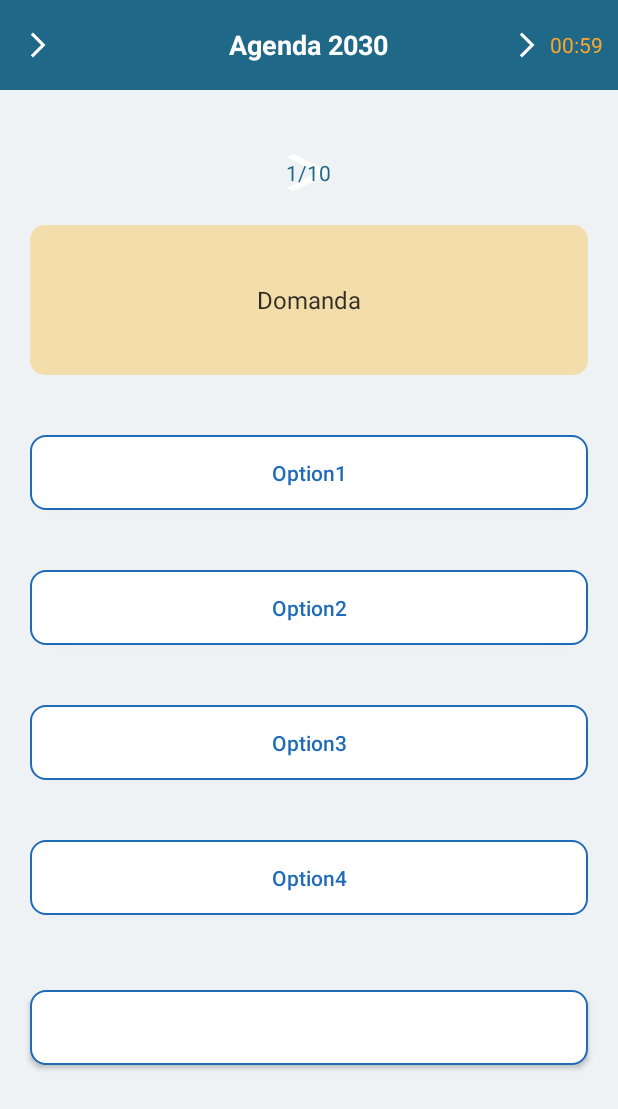
After one commit to DiasparraGiuseppe/SustainableDevelopmentGoals, an Android app: the layout activity_quiz.xml on its own in the app's theme, with its tools: preview values and no code run, on a phone screen of 412 x 824 dp. The commit adds this screen. Shown: the top 1109 px of the screen. Run offline under Robolectric (Android 15) with nearby library versions, the phone set to English and light mode, and no system bars.

Commit message:
inizio quiz

```diff
--- a/app/src/main/AndroidManifest.xml
+++ b/app/src/main/AndroidManifest.xml
@@ -19,7 +19,11 @@
             android:exported="true">
         </activity>
         <activity
-            android:name=".Home"
+            android:name=".GoalsActivity"
+            android:exported="true">
+        </activity>
+        <activity
+            android:name=".QuizActivity"
             android:exported="true">
         </activity>
         <activity
--- a/app/src/main/java/com/example/sustainabledevelopmentgoals/MainActivity.java
+++ b/app/src/main/java/com/example/sustainabledevelopmentgoals/MainActivity.java
@@ -32,7 +32,7 @@ public class MainActivity extends AppCompatActivity {
         goals.setOnClickListener(new View.OnClickListener() {
             @Override
             public void onClick(View view) {
-                Intent i = new Intent(MainActivity.this, Home.class);
+                Intent i = new Intent(MainActivity.this, GoalsActivity.class);
                 startActivity(i);
             }
         });
--- /dev/null
+++ b/app/src/main/java/com/example/sustainabledevelopmentgoals/QuizResult.java
@@ -0,0 +1,4 @@
+package com.example.sustainabledevelopmentgoals;
+
+public class QuizResult {
+}
--- /dev/null
+++ b/app/src/main/res/drawable/round_back_light_yellow10.xml
@@ -0,0 +1,8 @@
+<?xml version="1.0" encoding="utf-8"?>
+<shape
+    xmlns:android="http://schemas.android.com/apk/res/android"
+    android:shape="rectangle">
+    <solid android:color="#4DFFAB00"></solid>
+    <corners android:radius="10dp"></corners>
+
+</shape>
--- /dev/null
+++ b/app/src/main/res/drawable/round_back_white_stroke.xml
@@ -0,0 +1,9 @@
+<?xml version="1.0" encoding="utf-8"?>
+<shape xmlns:android="http://schemas.android.com/apk/res/android"
+    android:shape="rectangle">
+    <solid android:color="#FFFFFF"/>
+    <corners android:radius="10dp"/>
+    <stroke android:color="#1F6BB8" android:width="1dp"/>
+
+
+</shape>
--- a/app/src/main/res/layout/activity_home.xml
+++ b/app/src/main/res/layout/activity_home.xml
@@ -4,7 +4,7 @@
     xmlns:tools="http://schemas.android.com/tools"
     android:layout_width="match_parent"
     android:layout_height="match_parent"
-    tools:context=".Home">
+    tools:context=".GoalsActivity">
 
     <LinearLayout
         android:layout_width="match_parent"
--- /dev/null
+++ b/app/src/main/res/layout/activity_quiz.xml
@@ -0,0 +1,149 @@
+<?xml version="1.0" encoding="utf-8"?>
+<LinearLayout
+    xmlns:android="http://schemas.android.com/apk/res/android"
+    android:layout_width="match_parent"
+    android:layout_height="match_parent"
+    android:orientation="vertical"
+    android:background="#0D1F6888">
+
+    <RelativeLayout
+        android:layout_width="match_parent"
+        android:layout_height="60dp"
+        android:background="#1F6888">
+
+       <ImageView
+           android:id="@+id/backBtn"
+           android:layout_width="20dp"
+           android:layout_height="20dp"
+           android:layout_centerVertical="true"
+           android:layout_marginStart="15dp"
+           android:src="@drawable/arrow"/>
+
+        <TextView
+            android:id="@+id/nomeQuiz"
+            android:layout_width="wrap_content"
+            android:layout_height="wrap_content"
+            android:layout_centerInParent="true"
+            android:text="Agenda 2030"
+            android:textColor="@color/white"
+            android:textSize="18sp"
+            android:textStyle="bold"/>
+
+        <LinearLayout
+            android:layout_width="wrap_content"
+            android:layout_height="wrap_content"
+            android:layout_alignParentEnd="true"
+            android:layout_marginEnd="10dp"
+            android:layout_centerVertical="true"
+            android:gravity="center"
+            android:orientation="horizontal">
+
+            <ImageView
+                android:id="@+id/timerImage"
+                android:layout_width="20dp"
+                android:layout_height="20dp"
+                android:layout_marginStart="15dp"
+                android:src="@drawable/arrow"/>
+
+            <TextView
+                android:id="@+id/timer"
+                android:layout_width="wrap_content"
+                android:layout_height="wrap_content"
+                android:layout_marginStart="5dp"
+                android:text="00:59"
+                android:textColor="#FAA72F" />
+        </LinearLayout>
+    </RelativeLayout>
+
+    <TextView
+        android:id="@+id/questions"
+        android:layout_width="wrap_content"
+        android:layout_height="30dp"
+        android:layout_gravity="center"
+        android:layout_marginTop="40dp"
+        android:background="@drawable/arrow"
+        android:elevation="1dp"
+        android:gravity="center"
+        android:paddingStart="15dp"
+        android:paddingEnd="15dp"
+        android:text="1/10"
+        android:textColor="#1F6888"/>
+
+    <TextView
+        android:id="@+id/question"
+        android:layout_width="match_parent"
+        android:layout_height="wrap_content"
+        android:layout_marginStart="20dp"
+        android:layout_marginEnd="20dp"
+        android:layout_marginTop="20dp"
+        android:background="@drawable/round_back_light_yellow10"
+        android:gravity="center"
+        android:minHeight="100dp"
+        android:padding="20dp"
+        android:text="Domanda"
+        android:textColor="#CC000000"
+        android:textSize="16sp"/>
+
+    <androidx.appcompat.widget.AppCompatButton
+        android:id="@+id/option1"
+        android:layout_width="match_parent"
+        android:layout_height="50dp"
+        android:layout_marginStart="20dp"
+        android:layout_marginTop="40dp"
+        android:text="Option1"
+        android:background="@drawable/round_back_white_stroke"
+        android:textAllCaps="false"
+        android:textColor="#1F6BB8"
+        android:layout_marginEnd="20dp"/>
+
+    <androidx.appcompat.widget.AppCompatButton
+        android:id="@+id/option2"
+        android:layout_width="match_parent"
+        android:layout_height="50dp"
+        android:layout_marginStart="20dp"
+        android:layout_marginTop="40dp"
+        android:text="Option2"
+        android:background="@drawable/round_back_white_stroke"
+        android:textAllCaps="false"
+        android:textColor="#1F6BB8"
+        android:layout_marginEnd="20dp"/>
+
+    <androidx.appcompat.widget.AppCompatButton
+        android:id="@+id/option3"
+        android:layout_width="match_parent"
+        android:layout_height="50dp"
+        android:layout_marginStart="20dp"
+        android:layout_marginTop="40dp"
+        android:text="Option3"
+        android:background="@drawable/round_back_white_stroke"
+        android:textAllCaps="false"
+        android:textColor="#1F6BB8"
+        android:layout_marginEnd="20dp"/>
+
+    <androidx.appcompat.widget.AppCompatButton
+        android:id="@+id/option4"
+        android:layout_width="match_parent"
+        android:layout_height="50dp"
+        android:layout_marginStart="20dp"
+        android:layout_marginTop="40dp"
+        android:text="Option4"
+        android:background="@drawable/round_back_white_stroke"
+        android:textAllCaps="false"
+        android:textColor="#1F6BB8"
+        android:layout_marginEnd="20dp"/>
+
+    <androidx.appcompat.widget.AppCompatButton
+        android:id="@+id/nextBtn"
+        android:layout_width="match_parent"
+        android:layout_height="50dp"
+        android:layout_marginStart="20dp"
+        android:layout_marginTop="50dp"
+        android:text="Avanti"
+        android:background="@drawable/round_back_white_stroke"
+        android:textAllCaps="true"
+        android:textColor="@color/white"
+        android:layout_marginEnd="20dp"/>
+
+
+
+</LinearLayout>
```
Also changed, not shown: app/src/main/java/com/example/sustainabledevelopmentgoals/GoalsActivity.java (renamed from app/src/main/java/com/example/sustainabledevelopmentgoals/Home.java, +18 -18 lines), app/src/main/java/com/example/sustainabledevelopmentgoals/QuestionsList.java (added, +44 -0 lines), app/src/main/java/com/example/sustainabledevelopmentgoals/QuizActivity.java (added, +106 -0 lines).
